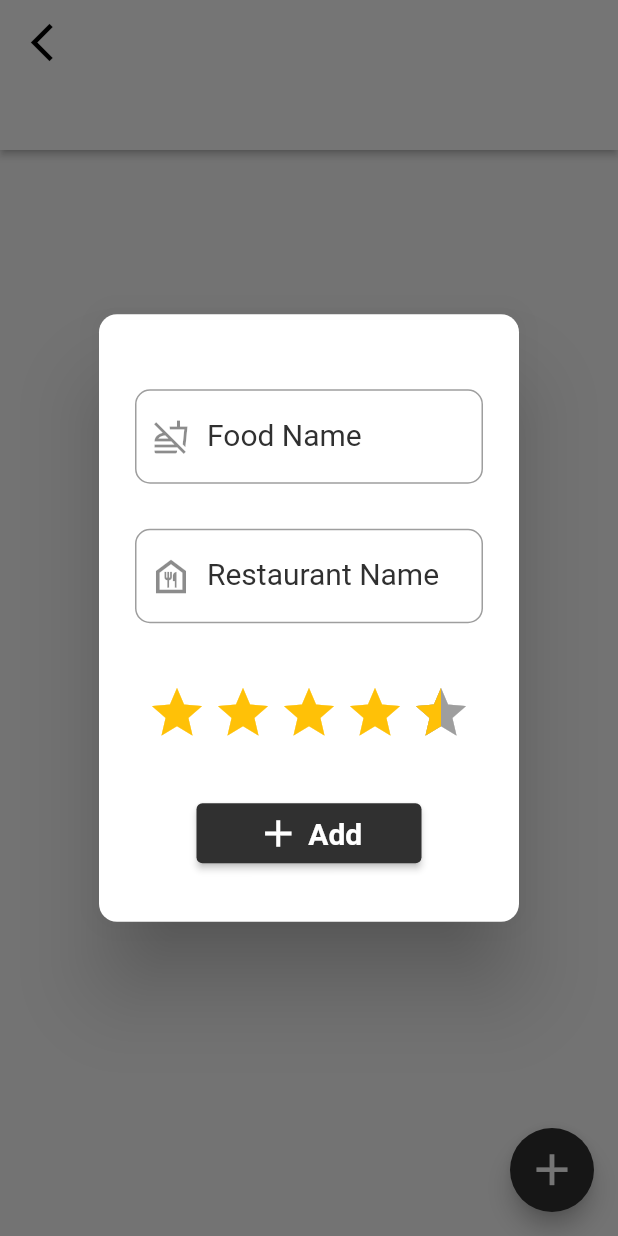
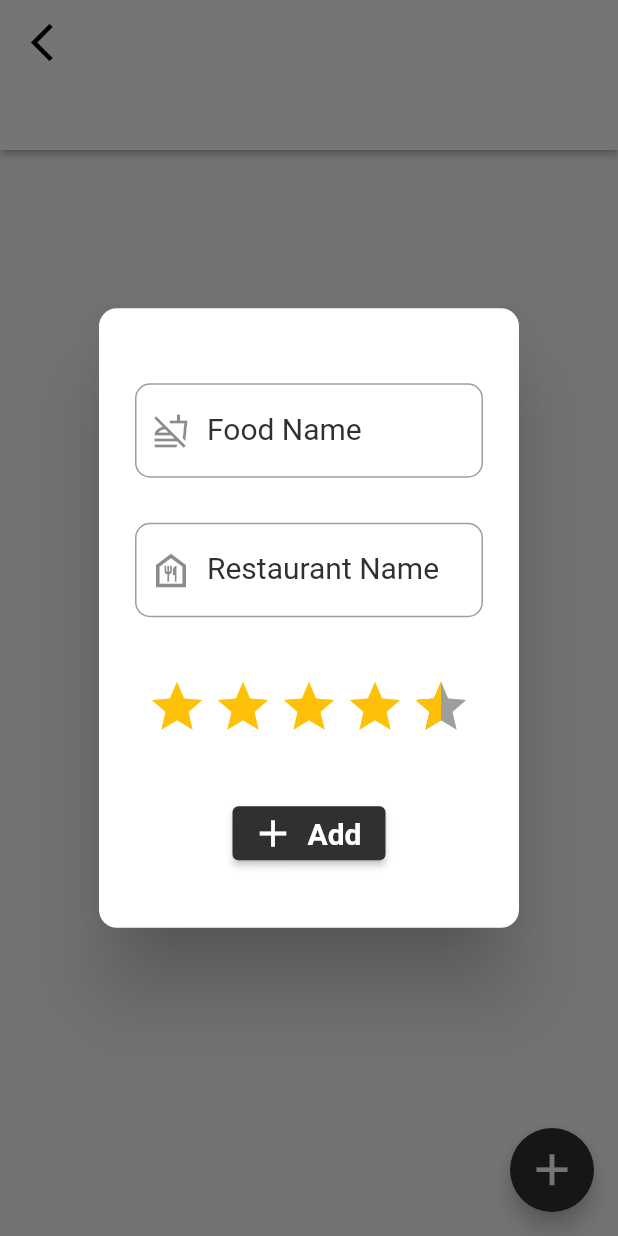
Before and after one commit to mertaksoyy/FoodAdd, a Flutter app: the CategoryDetail screen opened directly with empty values, after a tap on the "add" icon, on a phone screen of 412 x 824 dp. Run offline on Flutter 3.47's test engine with Material 2 defaults, Android fonts, the phone set to English and light mode, and no system bars; drawn by our look-alikes of flutter_rating_bar; our stand-ins replace sqflite; accounts and stored records are empty.

Commit message:
files refactored

```diff
--- a/lib/view/category_detail.dart
+++ b/lib/view/category_detail.dart
@@ -30,6 +30,17 @@ class _CategoryDetailState extends State<CategoryDetail> {
     return foods;
   }
 
+  Future openAddDialog(FoodNote? food) async{
+    await showDialog(
+      context: context,
+      builder: (context) {
+        return FoodAddDialog(category: getCategoryName(), food: food,);
+      }
+    );
+
+    setState(() {});
+  }
+
 
   @override
   Widget build(BuildContext context) {
@@ -59,10 +70,10 @@ class _CategoryDetailState extends State<CategoryDetail> {
                   backgroundColor: Colors.white,
 
                   leading: IconButton(
+                    iconSize: 30,
                     icon: const Icon(
                       Icons.arrow_back_ios_new,
                       color: Colors.black,
-                      size: 30,
                     ),
                     onPressed: () => Navigator.of(context).pop(),
                   ),
@@ -88,17 +99,7 @@ class _CategoryDetailState extends State<CategoryDetail> {
                       FoodNote food = foodList[index];
                       return GestureDetector(
                         child: FoodDetailCard(food: food,),
-                        onTap: () async{
-
-                          await showDialog(
-                            context: context,
-                            builder: (context) {
-                              return FoodAddDialog(category: getCategoryName(), food: food,);
-                            }
-                          );
-
-                          setState(() {});
-                        },
+                        onTap: () => openAddDialog(food),
                       );
                     }
                   )
@@ -117,16 +118,7 @@ class _CategoryDetailState extends State<CategoryDetail> {
 
       floatingActionButton: FloatingActionButton(
         backgroundColor: const Color(0xff303030),
-        onPressed: () async {
-          await showDialog(
-            context: context,
-            builder: (context) {
-              return FoodAddDialog(category: getCategoryName());
-            }
-          );
-
-          setState(() {});
-        },
+        onPressed: () => openAddDialog(null),
         child: const Icon(
           Icons.add,
           size: 35,
--- a/lib/view/food_add_popup.dart
+++ b/lib/view/food_add_popup.dart
@@ -45,11 +45,11 @@ class _FoodAddDialogState extends State<FoodAddDialog> {
     }
 
 
-
     return AlertDialog(
         shape: const RoundedRectangleBorder(
           borderRadius: BorderRadius.all(Radius.circular(12.0)),
         ),
+
         content: Column(
           crossAxisAlignment: CrossAxisAlignment.center,
           mainAxisSize: MainAxisSize.min,
@@ -108,16 +108,10 @@ class _FoodAddDialogState extends State<FoodAddDialog> {
 
             const SizedBox(height: 40,),
 
-            SizedBox(
-              width: 150,
-              height: 40,
+            ElevatedButton.icon(
+              onPressed: () {
+                if (tfFoodName.text.isNotEmpty && tfRestName.text.isNotEmpty){
 
-              child: ElevatedButton(
-                style: ButtonStyle(
-                  backgroundColor: MaterialStateProperty.all(const Color(0xff303030)),
-                ),
-
-                onPressed:() {
                   if (update){
                     updateNoteOnPress(widget.food!.foodID, widget.category, tfFoodName.text, tfRestName.text, rating);
                   } else {
@@ -125,69 +119,46 @@ class _FoodAddDialogState extends State<FoodAddDialog> {
                   }
 
                   Navigator.of(context).pop();
-                },
+                }
+              },
 
-                child: Row(
-                  mainAxisAlignment: MainAxisAlignment.center,
-                  children: [
-                    Icon(
-                      (update) ? Icons.update : Icons.add,
-                      size: 30,
-                    ),
+              icon: Icon((update) ? Icons.update : Icons.add, size:30),
 
-                    const SizedBox(width: 5,),
+              label: Text(
+                (update) ? "Update" : "Add",
+                style: const TextStyle(fontSize: 20,fontWeight: FontWeight.bold,),
+              ),
 
-                    Text(
-                      (update) ? "Update" : "Add",
-                      style: const TextStyle(
-                        fontSize: 20,
-                        fontWeight: FontWeight.bold,
-                      ),
-                    )
-                  ]
-                )
-              )
+              style: ButtonStyle(
+                backgroundColor: MaterialStateProperty.all(const Color(0xff303030)),
+              ),
             ),
+
             const SizedBox(height: 15,),
 
-            (update) ? SizedBox(
-              width: 120,
-              height: 40,
+            (!update) ? Container() :
+            ElevatedButton.icon(
+              onPressed: () {
+                if (update){
+                  updateNoteOnPress(widget.food!.foodID, widget.category, tfFoodName.text, tfRestName.text, rating);
+                } else {
+                  addNoteOnPress(widget.category, tfFoodName.text, tfRestName.text, rating);
+                }
 
-              child: ElevatedButton(
-                style: ButtonStyle(
-                  backgroundColor: MaterialStateProperty.all(const Color(0xff303030)),
-                ),
+                Navigator.of(context).pop();
+              },
 
-                onPressed:() {
-                  deleteFoodOnPress(widget.food!.foodID);
+              icon: const Icon(Icons.delete, size:20),
 
-                  Navigator.of(context).pop();
-                },
+              label: const Text(
+                "Delete",
+                style: TextStyle(fontSize: 15,fontWeight: FontWeight.bold,),
+              ),
 
-                child: Row(
-                  mainAxisAlignment: MainAxisAlignment.center,
-                  children: const [
-                    Icon(
-                      Icons.delete,
-                      size: 20,
-                    ),
-
-                    SizedBox(width: 5,),
-
-                    Text(
-                      "Delete",
-                      style: TextStyle(
-                        fontSize: 15,
-                        fontWeight: FontWeight.bold,
-                      ),
-                    )
-                  ]
-                )
-              )
-            ) : Container(),
-
-
+              style: ButtonStyle(
+                backgroundColor: MaterialStateProperty.all(const Color(0xff303030)),
+              ),
+            ),
           ],
         )
       );
```
Also changed, not shown: lib/view/home_page.dart (+2 -8 lines).
